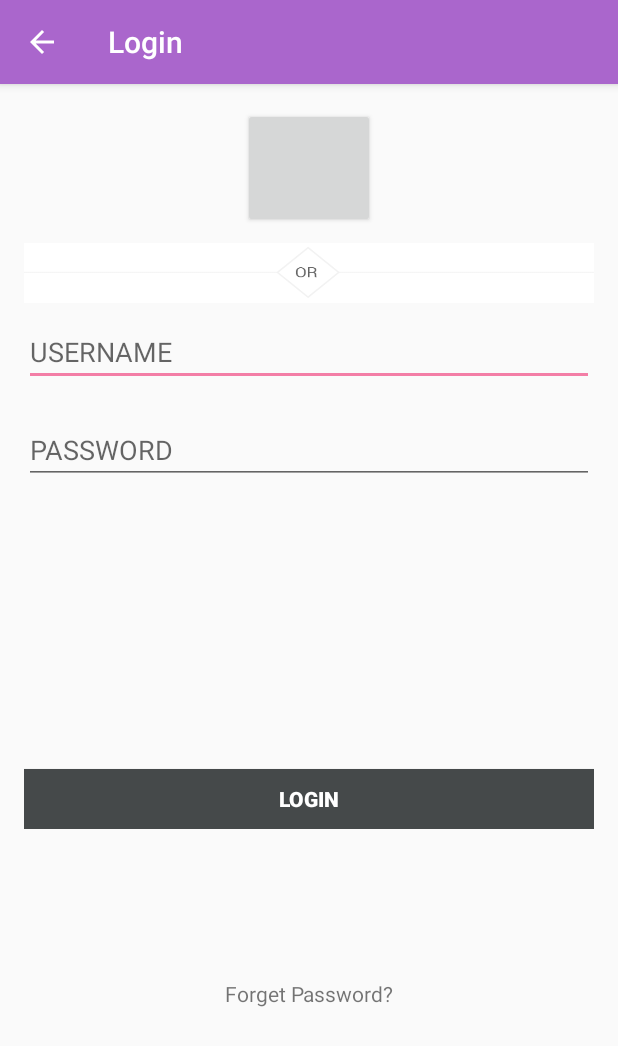
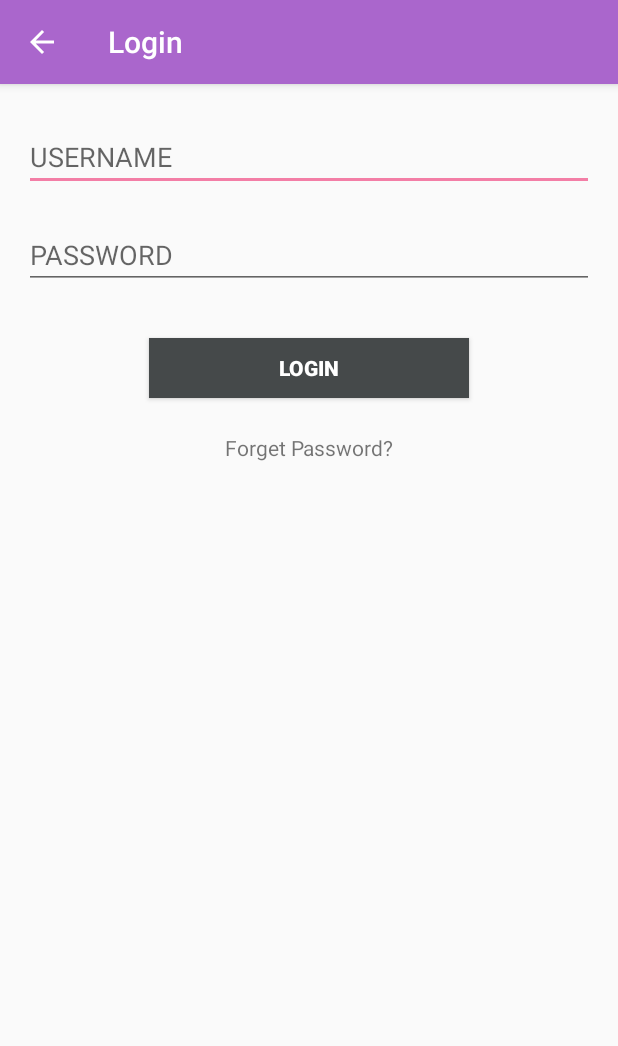
Before and after one commit to chanducs27/TSCUser, an Android app: the Login1Activity screen opened directly, with no data from a screen before it, on a phone screen of 412 x 824 dp. Shown: the top 1046 px of the screen. Run offline under Robolectric (Android 15) with nearby library versions, the phone set to English and light mode, and no system bars; our stand-ins replace ButterKnife, Volley; libraries missing offline, so code that uses them is left out: com.basgeekball.awesomevalidation, com.facebook, com.facebook.login; plain views replace LoginButton; 8 statements that could not run were skipped.

Commit message:
new caskdj1

```diff
--- a/app/src/main/res/layout/activity_login1.xml
+++ b/app/src/main/res/layout/activity_login1.xml
@@ -34,7 +34,7 @@
                     android:layout_width="wrap_content"
                     android:layout_height="80dp"
 
-                    />
+                    android:visibility="gone" />
 
        <!--         <ImageButton
                     android:id="@+id/glogin"
@@ -56,13 +56,14 @@
             android:layout_height="match_parent">
 
             <ImageButton
+                android:id="@+id/imageButton3"
                 android:layout_width="wrap_content"
-                app:srcCompat="@drawable/or"
-                android:id="@+id/imageButton3"
+                android:layout_height="40dp"
+                android:layout_marginTop="10dp"
                 android:background="@android:color/background_light"
                 android:scaleType="fitXY"
-                android:layout_height="40dp"
-                android:layout_marginTop="10dp" />
+                android:visibility="gone"
+                app:srcCompat="@drawable/or" />
         </TableRow>
 
         <TableRow
@@ -75,7 +76,7 @@
                 android:layout_height="wrap_content"
                 android:layout_marginBottom="10dp"
                 android:layout_marginTop="10dp"
-                android:layout_weight=".5"
+                android:layout_weight="1"
                 android:ems="10"
                 android:hint="USERNAME"
                 android:inputType="text" />
@@ -90,40 +91,41 @@
 
 
             <EditText
+                android:id="@+id/tPass"
                 android:layout_width="wrap_content"
                 android:layout_height="wrap_content"
-                android:inputType="textPassword"
+                android:layout_marginBottom="10dp"
+                android:layout_marginTop="10dp"
+                android:layout_weight="1"
                 android:ems="10"
-                android:id="@+id/tPass"
                 android:hint="PASSWORD"
-                android:layout_marginBottom="10dp"
-                android:layout_marginTop="10dp" />
+                android:inputType="textPassword" />
         </TableRow>
 
         <TableRow
             android:layout_width="match_parent"
-            android:gravity="bottom"
-            android:minHeight="220dp">
+            android:gravity="center"
+            android:minHeight="86dp">
 
 
             <Button
+                android:id="@+id/butNext"
+                style="@android:style/Widget.Material.Button"
+                android:layout_width="wrap_content"
+                android:layout_height="40dp"
+                android:background="#45494a"
+                android:elevation="2dp"
                 android:text="LOGIN"
-                android:layout_width="wrap_content"
-                android:id="@+id/butNext"
-                android:background="#45494a"
+                android:textAlignment="center"
                 android:textColor="@android:color/background_light"
                 android:textStyle="normal|bold"
-                android:textAlignment="center"
-                android:elevation="2dp"
-                style="@android:style/Widget.Material.Button"
-                android:layout_height="40dp"
                 tools:targetApi="lollipop" />
 
         </TableRow>
 
         <TableRow
             android:layout_width="match_parent"
-            android:gravity="center_vertical"
+            android:gravity="top|center"
             android:minHeight="220dp">
 
             <TextView
--- a/build.gradle
+++ b/build.gradle
@@ -4,9 +4,10 @@ buildscript {
     repositories {
         jcenter()
         mavenCentral()
+        google()
     }
     dependencies {
-        classpath 'com.android.tools.build:gradle:2.3.1'
+        classpath 'com.android.tools.build:gradle:3.0.1'
 
         // NOTE: Do not place your application dependencies here; they belong
         // in the individual module build.gradle files
@@ -16,6 +17,7 @@ buildscript {
 allprojects {
     repositories {
         jcenter()
+        google()
     }
 }
 
```
Also changed, not shown: app/build.gradle (+6 -6 lines), gradle/wrapper/gradle-wrapper.properties.
